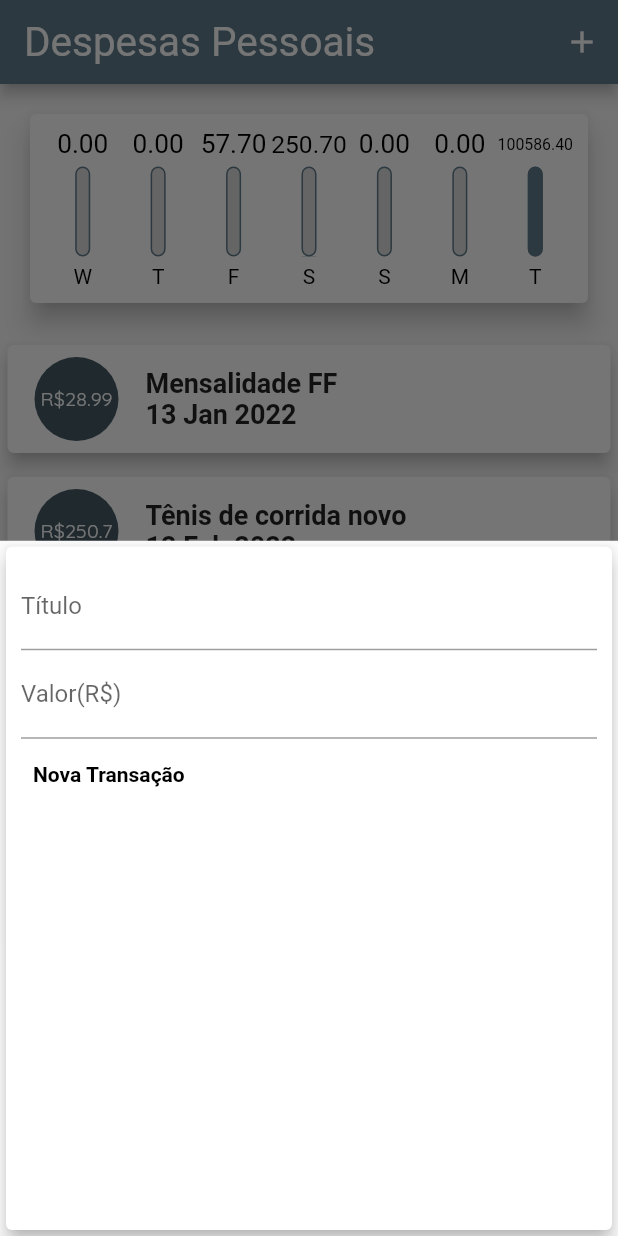
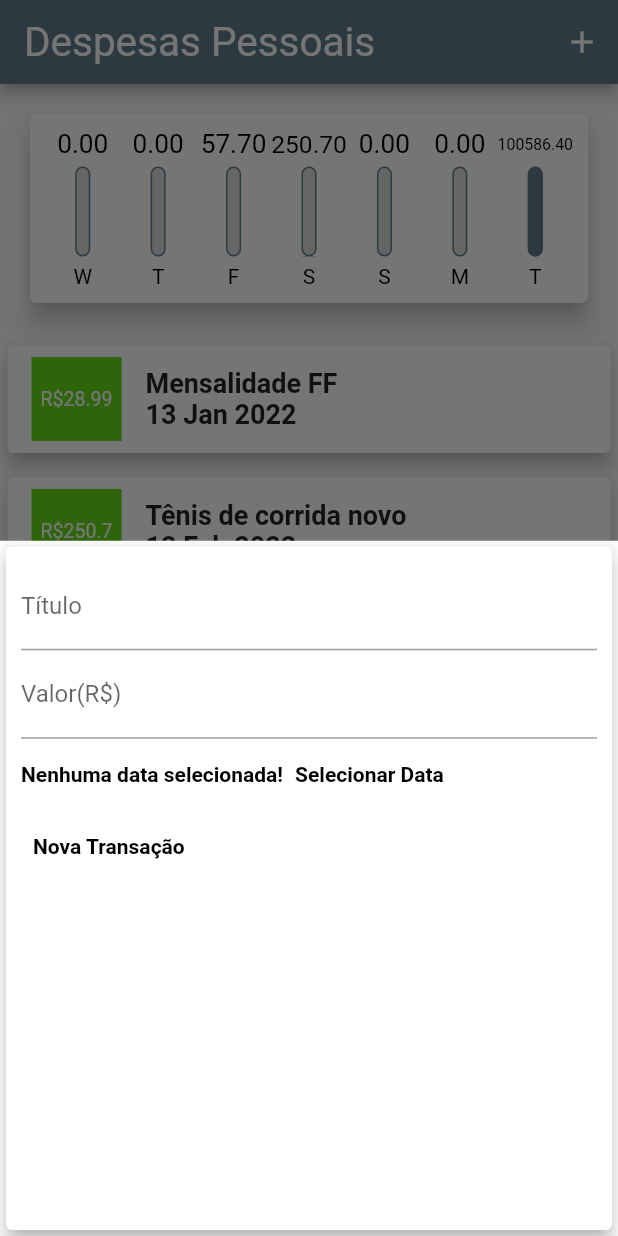
Before and after one commit to SamantthaRM/Despesas, a Flutter app: the screen it shows after launch, after a tap on the "add" icon, on a phone screen of 412 x 824 dp. Run offline on Flutter 3.47's test engine with Material 2 defaults, Android fonts, the phone set to English and light mode, and no system bars; Roboto replaces fonts that are missing (RobotoCondensed-BoldItalic).

Commit message:
New button Data

```diff
--- a/lib/components/transaction_form.dart
+++ b/lib/components/transaction_form.dart
@@ -51,6 +51,27 @@ class _TransactionFormState extends State<TransactionForm> {
                       ),
                     ),
                     Row(
+                      children: <Widget>[
+                        Text(
+                          'Nenhuma data selecionada!',
+                          style: TextStyle(
+                            color: Colors.black,
+                        fontWeight: FontWeight.bold
+                          ),
+                        ),
+                        TextButton(
+                          child: Text(
+                            'Selecionar Data',
+                            style: TextStyle(
+                              color: Colors.black,
+                        fontWeight: FontWeight.bold
+                              ),
+                            ),
+                          onPressed: () { },
+                        )
+                      ],
+                    ),
+                    Row(
                       mainAxisAlignment: MainAxisAlignment.start,
                       children: <Widget> [
                     TextButton(
--- a/lib/components/transaction_list.dart
+++ b/lib/components/transaction_list.dart
@@ -46,8 +46,13 @@ class TransactionList  extends StatelessWidget {
               horizontal: 5,
             ),
             child: ListTile(
-              leading: CircleAvatar(
-                radius: 30,
+              leading: Container(
+                decoration: BoxDecoration(
+                  shape: BoxShape.rectangle,
+                  color: Colors.lightGreenAccent[700],
+                ),
+                height: 60,
+                width: 60,
                 child: Padding(
                   padding: const EdgeInsets.all(6),
                   child: FittedBox
```
